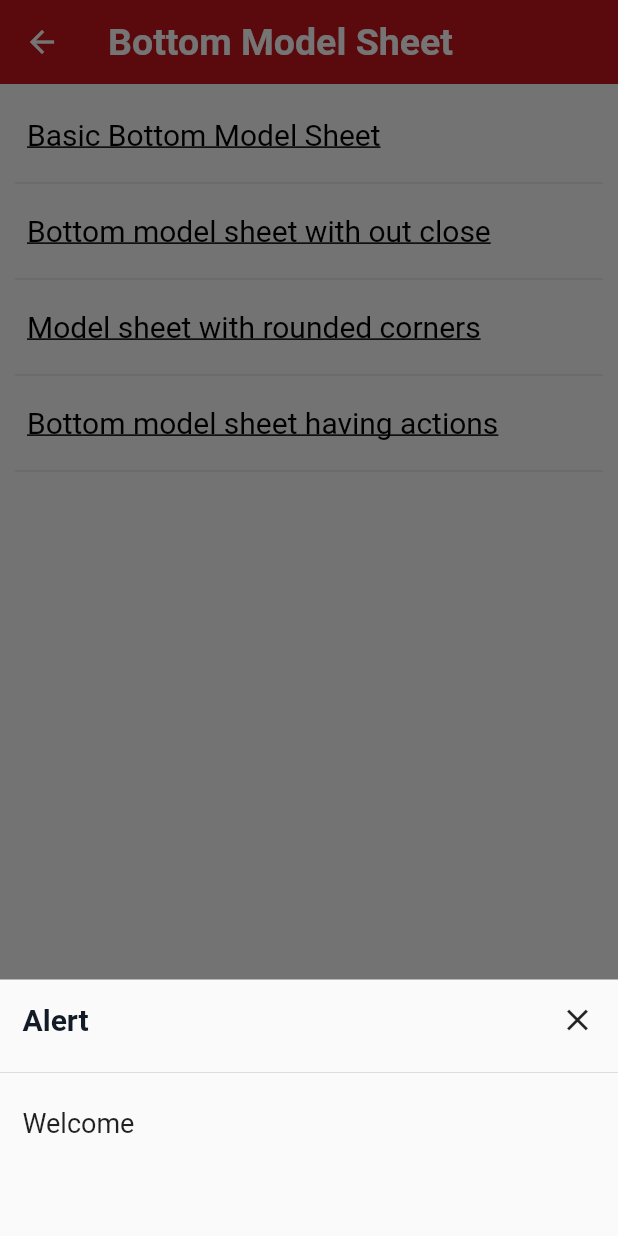
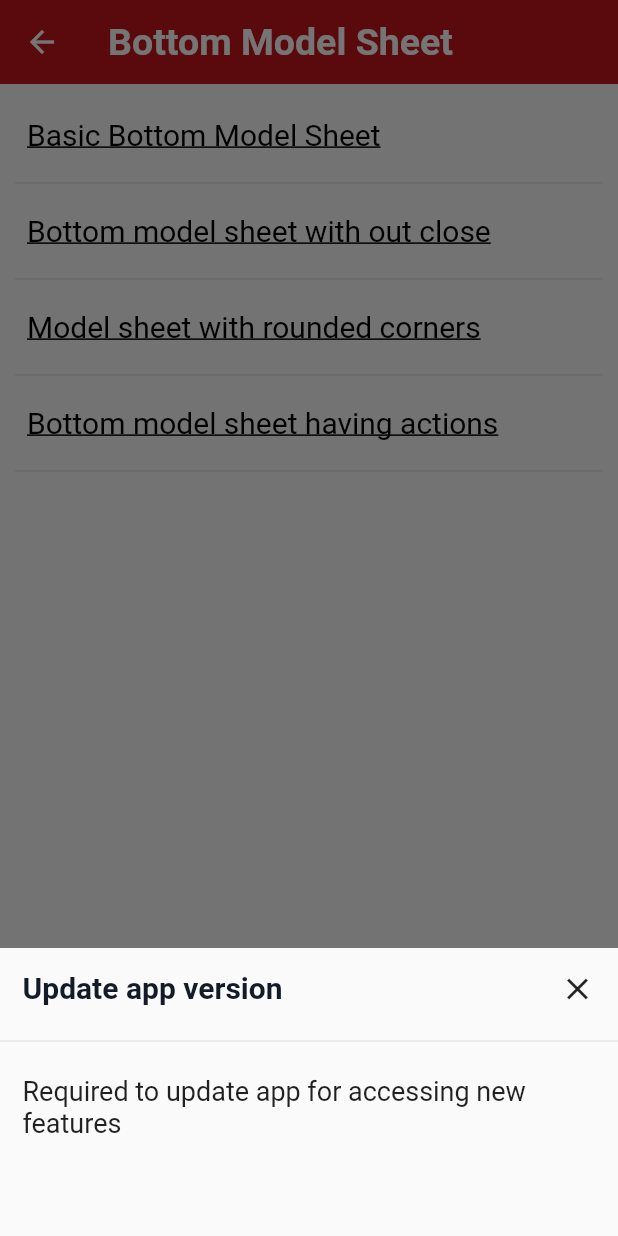
Before and after one commit to brahmikumar/vcui, a Flutter app: the BottomModelSheetDemo screen opened by its route, after a tap on "Basic Bottom Model Sheet", on a phone screen of 412 x 824 dp. Run offline on Flutter 3.47's test engine with Material 2 defaults, Android fonts, the phone set to English and light mode, and no system bars; our stand-ins replace flutter_html.

Commit message:
changes in widgets usages

```diff
--- a/lib/src/elements/screens/bottom_modelsheet_demo.dart
+++ b/lib/src/elements/screens/bottom_modelsheet_demo.dart
@@ -1,4 +1,6 @@
 import 'package:flutter/material.dart';
+import 'package:vcui/src/utils/bottom_model_sheet_usage.dart';
+import 'package:vcui/src/widgets/usage_bottom_navigation.dart';
 import 'package:vcui/vui/ui_components/bottom_model_sheet.dart';
 import 'package:vcui/vui/ui_components/buttons.dart';
 
@@ -22,7 +24,7 @@ class BottomModelSheetDemo extends StatelessWidget {
               textButton(
                 "Basic Bottom Model Sheet",
                 (){
-                  bottomSheet(context, title: "Alert", message: "Welcome");
+                  bottomSheet(context, title: "Update app version", message: "Required to update app for accessing new features");
                 }
               ),
               const Divider(),
@@ -47,7 +49,7 @@ class BottomModelSheetDemo extends StatelessWidget {
                   bottomSheet(
                     context,
                     title: "Logout",
-                    message: "Are you sure you want to logout",
+                    message: "Are you sure you want to logout?",
                     isCloseButton: true,
                     modelSheetRadius: 10.0,
                     actions : [
@@ -60,7 +62,7 @@ class BottomModelSheetDemo extends StatelessWidget {
                       {
                         "title": "Continue",
                         "onPressHandler": (){
-                          print("perform task");
+                          Navigator.pop(context);
                         }
                       },
                     ],
@@ -72,6 +74,7 @@ class BottomModelSheetDemo extends StatelessWidget {
           ),
         ),
       ),
+      bottomNavigationBar: UsageBottomNavigation("Bottom Model Sheet", BottomModelSheetUsage.bottomModelSheetUsage),
     );
   }
 }
--- /dev/null
+++ b/lib/src/utils/bottom_model_sheet_usage.dart
@@ -0,0 +1,46 @@
+class BottomModelSheetUsage{
+  static const String bottomModelSheetUsage = """
+    <pre>
+import 'package:vcui/vui/ui_components/bottom_model_sheet.dart';
+
+bottomSheet(
+  context,
+  title: "Logout",
+  message: "Are you sure you want to logout",
+);
+<h1>Note:</h1>
+<h3>Optional Parameters</h3>
+isCloseButton: // Default value is true, false for setting model sheet without close</br>
+modelSheetRadius: // Default value is 0.0, can give customized radius but value should be in double</br>
+action: // Default value is empty array, set model sheet actions, acton object has two values title and onPressHandler</br></br>
+<h1>Example</h1>
+  textButton(
+      "Bottom model sheet with actions",
+      (){
+        bottomSheet(
+          context,
+          title: "Logout",
+          message: "Are you sure you want to logout",
+          isCloseButton: true,
+          modelSheetRadius: 10.0,
+          actions : [
+            {
+              "title": "Cancel",
+              "onPressHandler": (){
+                Navigator.pop(context);
+              }
+            },
+            {
+              "title": "Continue",
+              "onPressHandler": (){
+                print("perform task");
+              }
+            },
+          ],
+        );
+      }
+    )
+    </pre>
+  """;
+
+}
--- a/lib/vui/ui_components/bottom_model_sheet.dart
+++ b/lib/vui/ui_components/bottom_model_sheet.dart
@@ -53,10 +53,21 @@ class AppBottomModelSheet extends StatelessWidget {
                     Row(
                       children: [
                         for(int index=0; actions.length> index; index++)
+                          (index == 0) ?
                           Expanded(
                             flex: 1,
                             child: Center(
                               child: outlinedButton(
+                                actions[index]["title"],
+                                actions[index]["onPressHandler"],
+                              ),
+                            ),
+                          )
+                          :
+                          Expanded(
+                            flex: 1,
+                            child: Center(
+                              child: button(
                                 actions[index]["title"],
                                 actions[index]["onPressHandler"],
                               ),
```
